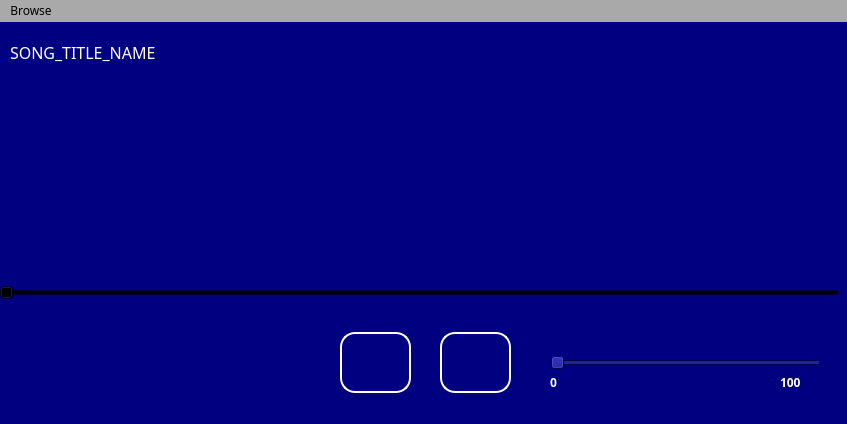
First picture: the form in mainwindow.ui, repository kamvegwij/WindowsMediaPlayer, before the edit.
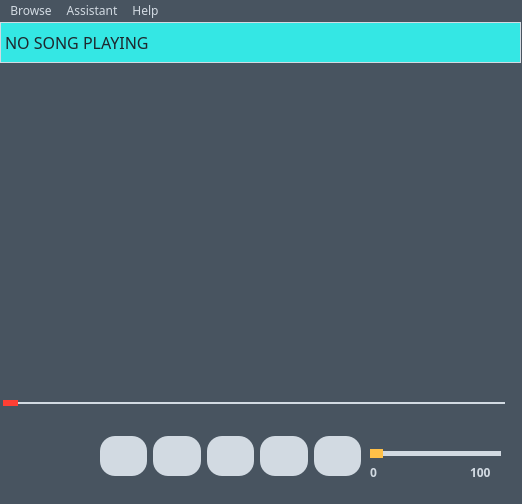
Second picture: the form after the edit.

Commit message: color palette change

Patch:
```diff
--- a/mainwindow.ui
+++ b/mainwindow.ui
@@ -6,62 +6,26 @@
    <rect>
     <x>0</x>
     <y>0</y>
-    <width>847</width>
-    <height>424</height>
+    <width>522</width>
+    <height>504</height>
    </rect>
   </property>
   <property name="windowTitle">
    <string>MainWindow</string>
   </property>
   <property name="styleSheet">
-   <string notr="true">background-color: navy;</string>
+   <string notr="true">background-color: #485460;
+
+</string>
   </property>
   <widget class="QWidget" name="centralwidget">
-   <widget class="QPushButton" name="play_button">
-    <property name="geometry">
-     <rect>
-      <x>340</x>
-      <y>310</y>
-      <width>71</width>
-      <height>61</height>
-     </rect>
-    </property>
-    <property name="styleSheet">
-     <string notr="true">background-color: transparent;
-border: 2px solid white;
-border-radius: 15px;
-color: white;</string>
-    </property>
-    <property name="text">
-     <string/>
-    </property>
-   </widget>
-   <widget class="QPushButton" name="stop_button">
-    <property name="geometry">
-     <rect>
-      <x>440</x>
-      <y>310</y>
-      <width>71</width>
-      <height>61</height>
-     </rect>
-    </property>
-    <property name="styleSheet">
-     <string notr="true">background-color: transparent;
-border: 2px solid white;
-border-radius: 15px;
-color: white;</string>
-    </property>
-    <property name="text">
-     <string/>
-    </property>
-   </widget>
    <widget class="QLabel" name="song_title_lbl">
     <property name="geometry">
      <rect>
-      <x>10</x>
+      <x>0</x>
       <y>0</y>
-      <width>841</width>
-      <height>61</height>
+      <width>521</width>
+      <height>41</height>
      </rect>
     </property>
     <property name="font">
@@ -72,21 +36,41 @@
      </font>
     </property>
     <property name="styleSheet">
-     <string notr="true">background-color: transparent; color: white;</string>
+     <string notr="true">background-color: #34e7e4;
+border: 1px solid #d2dae2;
+color: #1e272e;</string>
+    </property>
+    <property name="frameShape">
+     <enum>QFrame::Panel</enum>
     </property>
     <property name="text">
-     <string>SONG_TITLE_NAME</string>
+     <string>NO SONG PLAYING</string>
     </property>
    </widget>
    <widget class="QSlider" name="volume_slider">
     <property name="geometry">
      <rect>
-      <x>550</x>
-      <y>330</y>
-      <width>271</width>
+      <x>370</x>
+      <y>420</y>
+      <width>131</width>
       <height>22</height>
      </rect>
     </property>
+    <property name="styleSheet">
+     <string notr="true">QSlider::groove:horizontal{
+	height: 5px;
+	width: 150px;
+	border-radius: 10px;
+	background: #d2dae2;
+}
+QSlider::handle:horizontal{
+	height: 25px;
+	width: 25px;
+	margin: -2px -2px;
+	border-radius: 10px;
+	background: #ffc048;
+}</string>
+    </property>
     <property name="orientation">
      <enum>Qt::Horizontal</enum>
     </property>
@@ -94,8 +78,8 @@
    <widget class="QLabel" name="min_volume_lbl">
     <property name="geometry">
      <rect>
-      <x>550</x>
-      <y>350</y>
+      <x>370</x>
+      <y>440</y>
       <width>21</width>
       <height>20</height>
      </rect>
@@ -107,7 +91,7 @@
      </font>
     </property>
     <property name="styleSheet">
-     <string notr="true">color: white;</string>
+     <string notr="true">color: #d2dae2;</string>
     </property>
     <property name="text">
      <string>0</string>
@@ -116,8 +100,8 @@
    <widget class="QLabel" name="max_volume_lbl">
     <property name="geometry">
      <rect>
-      <x>780</x>
-      <y>350</y>
+      <x>470</x>
+      <y>440</y>
       <width>41</width>
       <height>20</height>
      </rect>
@@ -129,7 +113,7 @@
      </font>
     </property>
     <property name="styleSheet">
-     <string notr="true">color: white;</string>
+     <string notr="true">color: #d2dae2;</string>
     </property>
     <property name="text">
      <string>100</string>
@@ -138,26 +122,150 @@
    <widget class="QSlider" name="song_progress_slider">
     <property name="geometry">
      <rect>
-      <x>-1</x>
-      <y>260</y>
-      <width>841</width>
+      <x>0</x>
+      <y>370</y>
+      <width>511</width>
       <height>22</height>
      </rect>
     </property>
     <property name="styleSheet">
-     <string notr="true">background-color: transparent;</string>
+     <string notr="true">QSlider::groove:horizontal{
+	height: 2px;
+	width: 500px;
+	border-radius: 10px;
+	background: #d2dae2;
+}
+QSlider::handle:horizontal{
+	height: 15px;
+	width: 15px;
+	margin: -2px -2px;
+	border-radius: 10px;
+	background: #ff3f34;
+}</string>
     </property>
     <property name="orientation">
      <enum>Qt::Horizontal</enum>
     </property>
    </widget>
+   <widget class="QWidget" name="">
+    <property name="geometry">
+     <rect>
+      <x>100</x>
+      <y>410</y>
+      <width>261</width>
+      <height>48</height>
+     </rect>
+    </property>
+    <layout class="QHBoxLayout" name="audio_button_layout">
+     <item>
+      <widget class="QPushButton" name="repeat_button">
+       <property name="font">
+        <font>
+         <pointsize>20</pointsize>
+         <bold>true</bold>
+        </font>
+       </property>
+       <property name="styleSheet">
+        <string notr="true">background-color: #d2dae2;
+border-radius: 15px;
+color: white;
+width: 40px;
+height: 40px;</string>
+       </property>
+       <property name="text">
+        <string/>
+       </property>
+      </widget>
+     </item>
+     <item>
+      <widget class="QPushButton" name="stop_button">
+       <property name="font">
+        <font>
+         <pointsize>20</pointsize>
+         <bold>true</bold>
+        </font>
+       </property>
+       <property name="styleSheet">
+        <string notr="true">background-color: #d2dae2;
+border-radius: 15px;
+color: white;
+width: 40px;
+height: 40px;</string>
+       </property>
+       <property name="text">
+        <string/>
+       </property>
+      </widget>
+     </item>
+     <item>
+      <widget class="QPushButton" name="backward_button">
+       <property name="font">
+        <font>
+         <pointsize>20</pointsize>
+         <bold>true</bold>
+        </font>
+       </property>
+       <property name="styleSheet">
+        <string notr="true">background-color: #d2dae2;
+border-radius: 15px;
+color: white;
+width: 40px;
+height: 40px;</string>
+       </property>
+       <property name="text">
+        <string/>
+       </property>
+      </widget>
+     </item>
+     <item>
+      <widget class="QPushButton" name="play_button">
+       <property name="font">
+        <font>
+         <pointsize>20</pointsize>
+         <bold>true</bold>
+        </font>
+       </property>
+       <property name="styleSheet">
+        <string notr="true">background-color: #d2dae2;
+border-radius: 15px;
+color: white;
+width: 40px;
+height: 40px;</string>
+       </property>
+       <property name="text">
+        <string/>
+       </property>
+      </widget>
+     </item>
+     <item>
+      <widget class="QPushButton" name="forward_button">
+       <property name="font">
+        <font>
+         <pointsize>20</pointsize>
+         <bold>true</bold>
+        </font>
+       </property>
+       <property name="styleSheet">
+        <string notr="true">background-color: #d2dae2;
+border-radius: 15px;
+color: white;
+width: 40px;
+height: 40px;</string>
+       </property>
+       <property name="text">
+        <string/>
+       </property>
+      </widget>
+     </item>
+    </layout>
+   </widget>
   </widget>
   <widget class="QMenuBar" name="menubar">
    <property name="geometry">
     <rect>
      <x>0</x>
      <y>0</y>
-     <width>847</width>
+     <width>522</width>
      <height>24</height>
     </rect>
    </property>
@@ -168,16 +276,33 @@
     </font>
    </property>
    <property name="styleSheet">
-    <string notr="true">background-color: darkgrey; 
-color: black;</string>
+    <string notr="true">background-color: #485460; 
+color: #d2dae2;</string>
    </property>
    <widget class="QMenu" name="menuBrowse">
+    <property name="font">
+     <font>
+      <pointsize>7</pointsize>
+     </font>
+    </property>
     <property name="title">
      <string>Browse</string>
     </property>
     <addaction name="actionOpen_Files"/>
    </widget>
+   <widget class="QMenu" name="menuAssistant">
+    <property name="title">
+     <string>Assistant</string>
+    </property>
+   </widget>
+   <widget class="QMenu" name="menuHelp">
+    <property name="title">
+     <string>Help</string>
+    </property>
+   </widget>
    <addaction name="menuBrowse"/>
+   <addaction name="menuAssistant"/>
+   <addaction name="menuHelp"/>
   </widget>
   <action name="actionOpen_Files">
    <property name="text">
```
Left out of the diff: 5 changed lines with no effect on the pictures. The commit also changes 17 other files.
